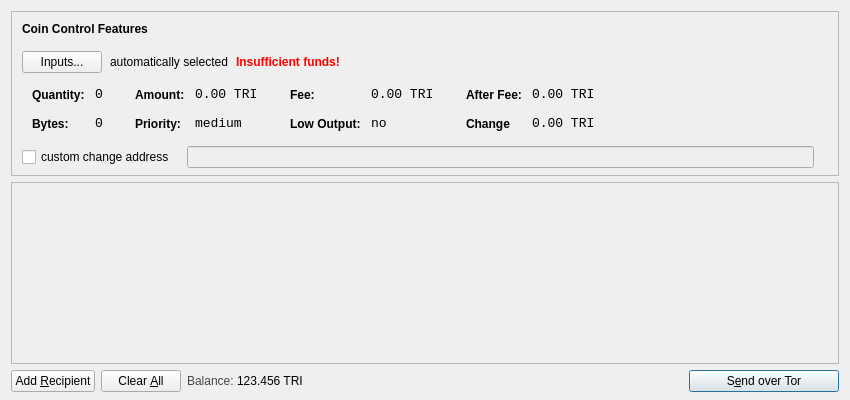
Above: src/qt/forms/sendcoinsdialog.ui from wurstgelee/triangles before the change. Below: the same form after it.
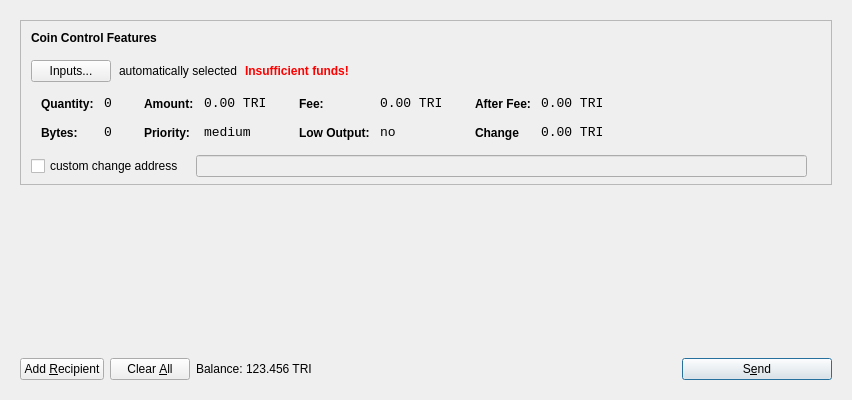
That is the form after the change. Icons and pictures are not drawn.

```diff
--- a/src/qt/forms/sendcoinsdialog.ui
+++ b/src/qt/forms/sendcoinsdialog.ui
@@ -13,10 +13,10 @@
   <property name="windowTitle">
    <string>Send Coins</string>
   </property>
-  <layout class="QVBoxLayout" name="verticalLayout" stretch="0,1,0">
-   <property name="bottomMargin">
-    <number>8</number>
-   </property>
+  <layout class="QVBoxLayout" name="verticalLayout">
+   <item>
+    <widget class="QFrame" name="frameMain">
+     <layout class="QVBoxLayout" name="verticalLayout_3">
    <item>
     <widget class="QFrame" name="frameCoinControl">
      <property name="sizePolicy">
@@ -626,6 +626,9 @@
    </item>
    <item>
     <widget class="QScrollArea" name="scrollArea">
+        <property name="frameShape">
+         <enum>QFrame::NoFrame</enum>
+        </property>
      <property name="widgetResizable">
       <bool>true</bool>
      </property>
@@ -634,8 +637,8 @@
        <rect>
         <x>0</x>
         <y>0</y>
-        <width>824</width>
-        <height>141</height>
+           <width>813</width>
+           <height>148</height>
        </rect>
       </property>
       <layout class="QVBoxLayout" name="verticalLayout_2">
@@ -733,9 +736,6 @@
            <verstretch>0</verstretch>
           </sizepolicy>
          </property>
-         <property name="styleSheet">
-          <string notr="true">#label { color: #464747; }</string>
-         </property>
          <property name="text">
           <string>Balance:</string>
          </property>
@@ -752,9 +752,6 @@
          <property name="cursor">
           <cursorShape>IBeamCursor</cursorShape>
          </property>
-         <property name="styleSheet">
-          <string notr="true">#label { color: #464747; }</string>
-         </property>
          <property name="text">
           <string>123.456 TRI</string>
          </property>
@@ -790,7 +787,7 @@
         <string>Confirm the send action</string>
        </property>
        <property name="text">
-        <string>S&amp;end over Tor</string>
+           <string>S&amp;end</string>
        </property>
        <property name="icon">
         <iconset resource="../bitcoin.qrc">
@@ -804,6 +801,11 @@
     </layout>
    </item>
   </layout>
+     <zorder>scrollArea</zorder>
+     <zorder>frameCoinControl</zorder>
+    </widget>
+   </item>
+  </layout>
  </widget>
  <resources>
   <include location="../bitcoin.qrc"/>
```
Left out of the diff: 8 changed lines with no effect on the pictures. Lines whose indentation alone changed are shown as unchanged.
